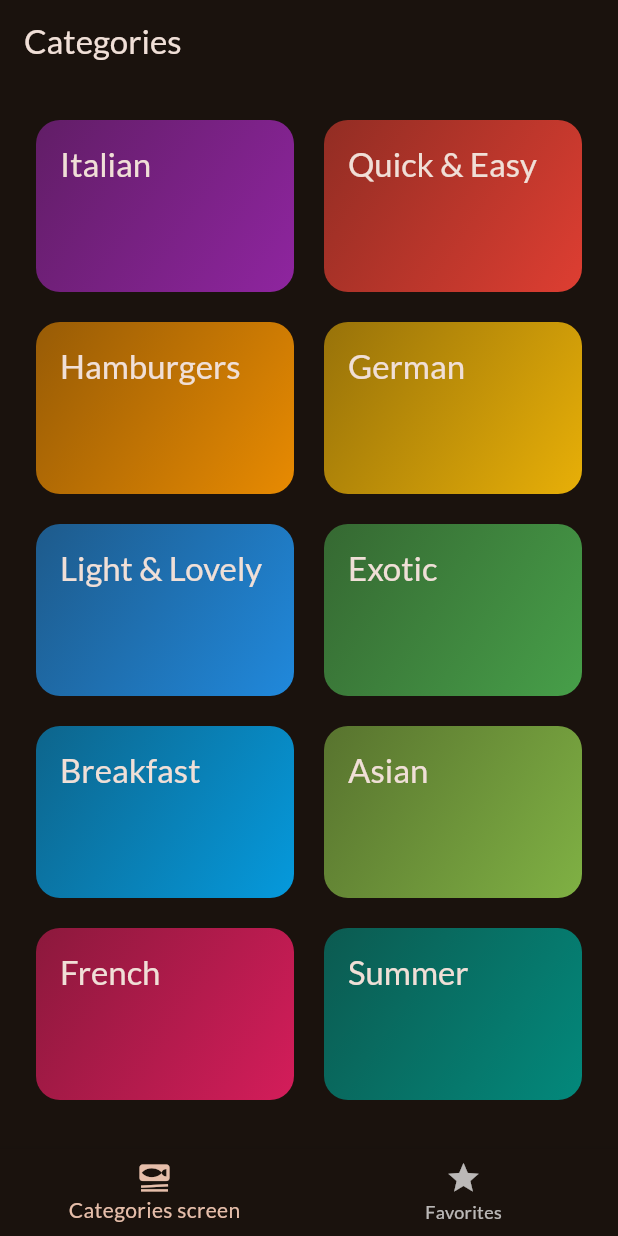
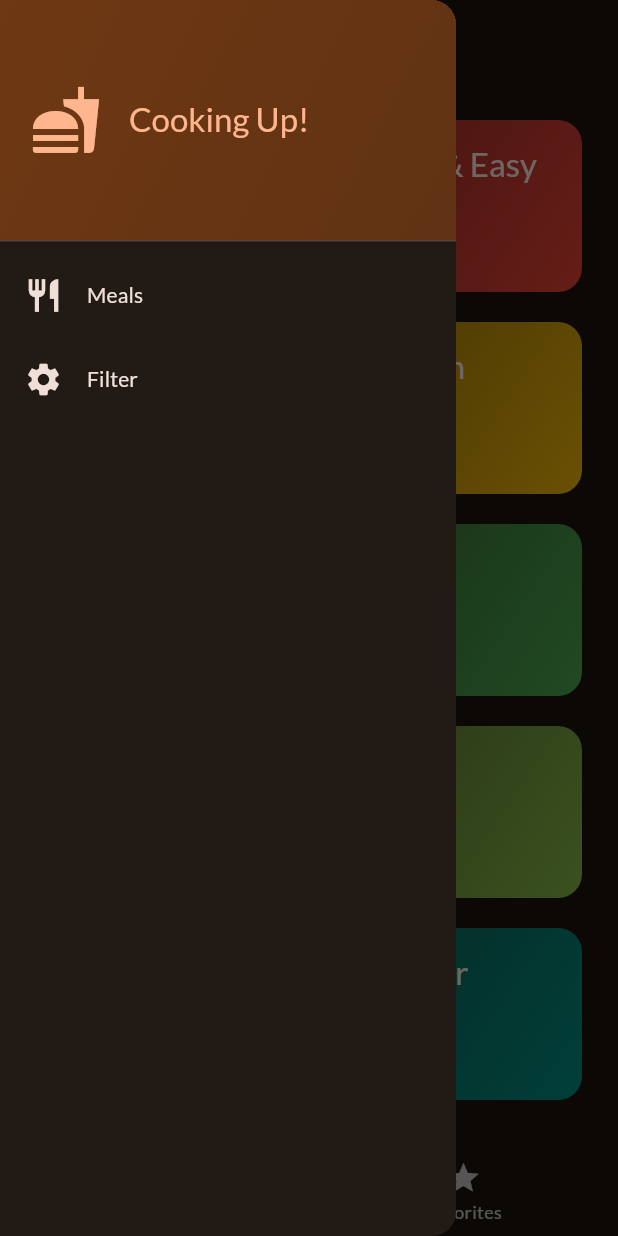
Before and after one commit to arcade15xyz/meals_app, a Flutter app: the screen it shows after launch, with the side drawer open (before the commit the screen has no drawer), on a phone screen of 412 x 824 dp. Run offline on Flutter 3.47's test engine with Material 3 defaults, Android fonts, the phone set to English and light mode, and no system bars; our stand-ins replace google_fonts, transparent_image.

Commit message:
Adding a Side Drawer

```diff
--- a/lib/screens/tabs.dart
+++ b/lib/screens/tabs.dart
@@ -2,6 +2,7 @@
 import 'package:meals_app/models/meal.dart';
 import 'package:meals_app/screens/categories.dart';
 import 'package:meals_app/screens/meals.dart';
+import 'package:meals_app/widgets/main_drawer.dart';
 
 class TabsScreen extends StatefulWidget {
   const TabsScreen({super.key});
@@ -58,6 +59,7 @@
     }
     return Scaffold(
       appBar: AppBar(title: Text(activePageTitle)),
+      drawer: const MainDrawer(),
       body: activePage,
       bottomNavigationBar: BottomNavigationBar(
         onTap: (index) {
--- /dev/null
+++ b/lib/widgets/main_drawer.dart
@@ -0,0 +1,74 @@
+import 'package:flutter/material.dart';
+
+class MainDrawer extends StatelessWidget {
+  const MainDrawer({super.key});
+
+  @override
+  Widget build(BuildContext context) {
+    return Drawer(
+      child: Column(
+        children: [
+          DrawerHeader(
+            padding: const EdgeInsets.all(20),
+            decoration: BoxDecoration(
+              gradient: LinearGradient(
+                colors: [
+                  Theme.of(context).colorScheme.primaryContainer,
+                  Theme.of(
+                    context,
+                  ).colorScheme.primaryContainer.withAlpha((0.8 * 255).toInt()),
+                ],
+                begin: Alignment.topLeft,
+                end: Alignment.bottomRight,
+              ),
+            ),
+            child: Row(
+              children: [
+                Icon(
+                  Icons.fastfood,
+                  size: 48,
+                  color: Theme.of(context).colorScheme.primary,
+                ),
+                const SizedBox(width: 18),
+                Text(
+                  'Cooking Up!',
+                  style: Theme.of(context).textTheme.titleLarge!.copyWith(
+                    color: Theme.of(context).colorScheme.primary,
+                  ),
+                ),
+              ],
+            ),
+          ),
+          ListTile(
+            leading: Icon(
+              Icons.restaurant,
+              size: 26,
+              color: Theme.of(context).colorScheme.onSurface,
+            ),
+            title: Text(
+              'Meals',
+              style: Theme.of(context).textTheme.titleSmall!.copyWith(
+                color: Theme.of(context).colorScheme.onSurface,
+              ),
+            ),
+            onTap: () {},
+          ),
+          ListTile(
+            leading: Icon(
+              Icons.settings,
+              size: 26,
+              color: Theme.of(context).colorScheme.onSurface,
+            ),
+            title: Text(
+              'Filter',
+              style: Theme.of(context).textTheme.titleSmall!.copyWith(
+                color: Theme.of(context).colorScheme.onSurface,
+              ),
+            ),
+            onTap: () {},
+          ),
+        ],
+      ),
+    );
+  }
+}
```
